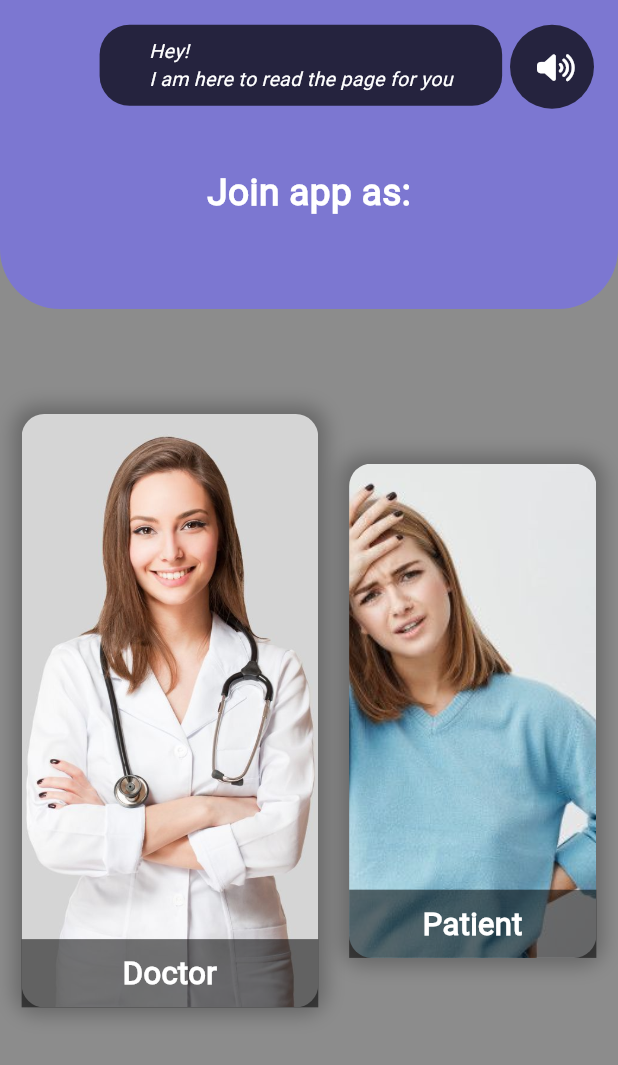
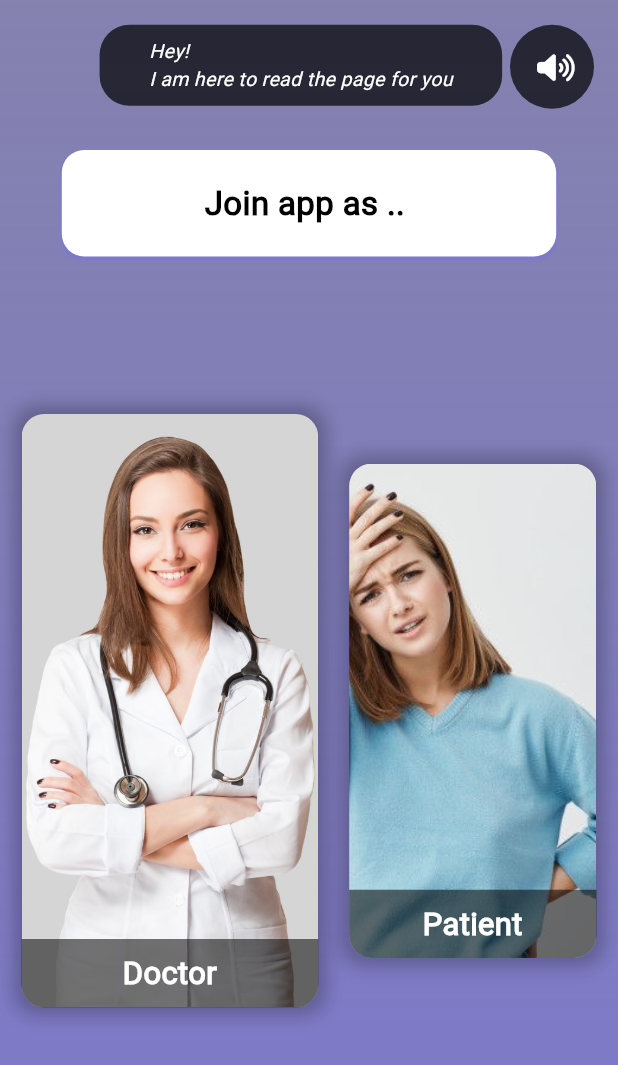
Before and after one commit to Healtha-App/Healtha-App, a Flutter app: the screen it shows after launch, on a phone screen of 412 x 824 dp. Shown: the top 1065 px of the screen. Run offline on Flutter 3.47's test engine with Material 3 defaults, Android fonts, the phone set to English and light mode, and no system bars; our stand-ins replace animated_splash_screen, animated_text_kit, bloc, carousel_slider, dotted_border, file_picker and 11 more.

Commit message:
Edit join as2

```diff
--- a/App/healtha/lib/screens/register_login/join_as.dart
+++ b/App/healtha/lib/screens/register_login/join_as.dart
@@ -80,7 +80,7 @@ class _JoinAsState extends State<joinAs> {
     Navigator.push(
       context,
       MaterialPageRoute<void>(
-        builder: (context) => DocSignUpPage(),
+        builder: (context) => docSignUpPage(),
       ),
     );
   }
@@ -105,28 +105,51 @@ class _JoinAsState extends State<joinAs> {
     final double imageWidth = screenSize.width * 0.4;
 
     return Scaffold(
-      body: Stack(
+      body: Container(
+        decoration: BoxDecoration(
+          gradient: LinearGradient(
+            begin: Alignment.topCenter,
+            end: Alignment.bottomCenter,
+            colors: [
+              const Color(0xff7c77d1).withOpacity(0.5),
+              const Color(0xff7c77d1).withOpacity(0.7),
+              const Color(0xff7c77d1).withOpacity(0.9),
+            ],
+            stops: [0.0, 0.5, 1.0],
+          ),
+        ),
+        child: Stack(
           children: [
-          Container(
-            height: screenSize.height * 0.25,
+            Positioned(
+              top: 100,
+              left: MediaQuery.of(context).size.width * 0.05,
+              right: MediaQuery.of(context).size.width * 0.05,
               child: Center(
-              child: Padding(
-                padding: const EdgeInsets.only(top: 50),
+                child:Container(
+                  padding: const EdgeInsets.all(20),
+                  width: MediaQuery.of(context).size.width * 0.8,
+                  decoration: BoxDecoration(
+                    color: Colors.white,
+                    borderRadius: BorderRadius.circular(15),
+                    boxShadow: const [
+                      BoxShadow(
+                        color: Color(0xff7c77d1),
+                        offset: Offset(0.0, 2.0),
+                        blurRadius: 1.0,
+                        spreadRadius: 0.0,
+                      ),
+                    ],
+                  ),
+                  child: Center(
                     child: Text(
-                  "Join app as:",
+                      "Join app as .. ",
                       style: TextStyle(
-                    fontSize: screenSize.height * 0.03,
+                        fontSize: 22,
                         fontWeight: FontWeight.bold,
-                    color: Colors.white,
+                        color: Colors.black,
                       ),
                     ),
                   ),
-            ),
-            decoration: BoxDecoration(
-              color: Color(0xff7c77d1),
-              borderRadius: const BorderRadius.only(
-                bottomLeft: Radius.circular(40),
-                bottomRight: Radius.circular(40),
                 ),
               ),
             ),
@@ -160,7 +183,6 @@ class _JoinAsState extends State<joinAs> {
                           child: Align(
                             alignment: Alignment.bottomCenter,
                             child: Container(
-                            color: Colors.black54,
                               width: double.infinity,
                               padding: EdgeInsets.symmetric(vertical: screenSize.height * 0.01),
                               child: Text(
@@ -171,6 +193,13 @@ class _JoinAsState extends State<joinAs> {
                                   fontSize: screenSize.height * 0.025,
                                   fontWeight: FontWeight.bold,
                                 ),
+                              ),
+                              decoration: BoxDecoration(
+                                borderRadius: BorderRadius.only(
+                                  bottomLeft: Radius.circular(15),
+                                  bottomRight: Radius.circular(15),
+                                ),
+                                color: Colors.black54,
                               ),
                             ),
                           ),
@@ -200,7 +229,6 @@ class _JoinAsState extends State<joinAs> {
                           child: Align(
                             alignment: Alignment.bottomCenter,
                             child: Container(
-                            color: Colors.black54,
                               width: double.infinity,
                               padding: EdgeInsets.symmetric(vertical: screenSize.height * 0.01),
                               child: Text(
@@ -211,6 +239,13 @@ class _JoinAsState extends State<joinAs> {
                                   fontSize: screenSize.height * 0.025,
                                   fontWeight: FontWeight.bold,
                                 ),
+                              ),
+                              decoration: BoxDecoration(
+                                borderRadius: BorderRadius.only(
+                                  bottomLeft: Radius.circular(15),
+                                  bottomRight: Radius.circular(15),
+                                ),
+                                color: Colors.black54,
                               ),
                             ),
                           ),
@@ -223,6 +258,7 @@ class _JoinAsState extends State<joinAs> {
               ],
             ),
           ],
+        ),
       ),
       floatingActionButton: Stack(
         children: [
```
Lines whose indentation alone changed are shown as unchanged.
